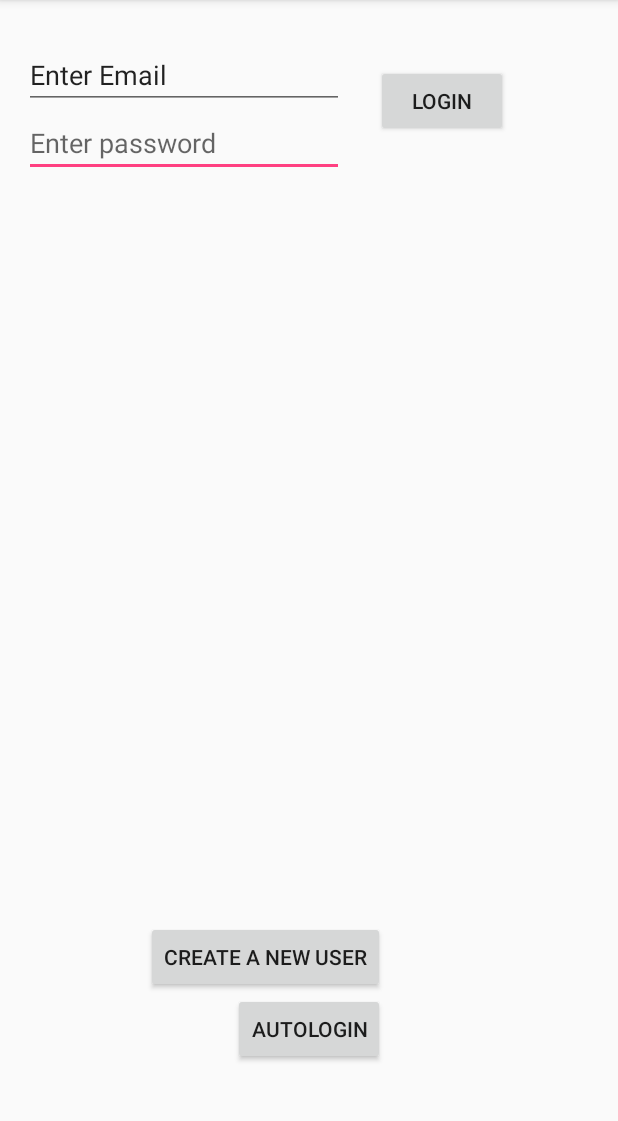
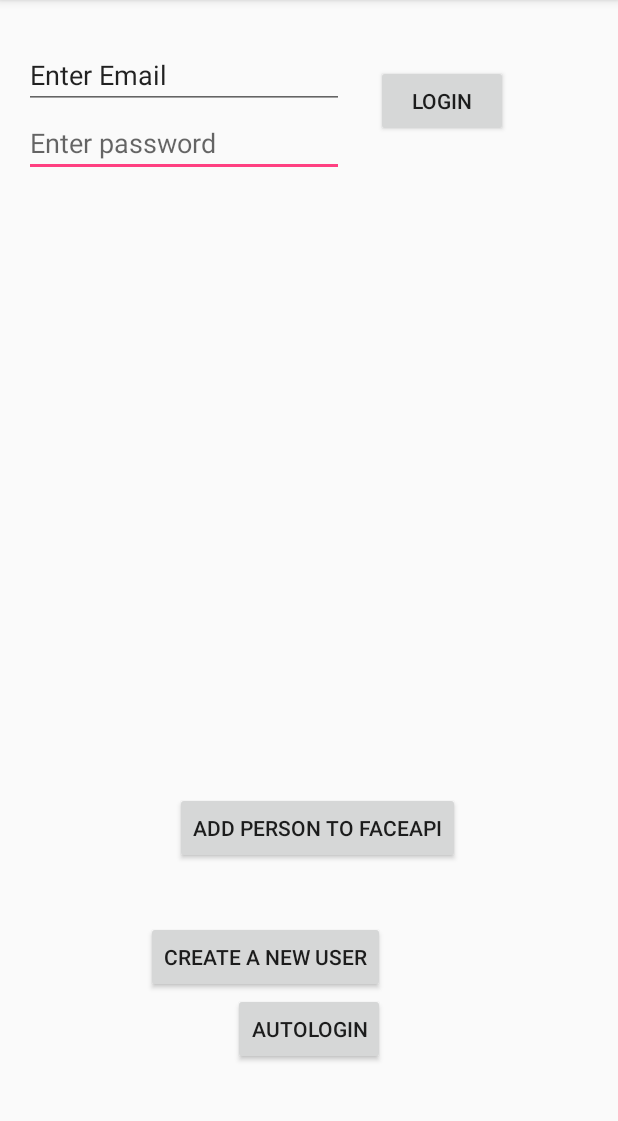
Before and after one commit to tomrolandus/CityGangsAndroid, an Android app: the screen it shows after launch (LoginActivity), on a phone screen of 412 x 824 dp, the part 84-1205 px from its top. Run offline under Robolectric (Android 15) with nearby library versions, the phone set to English and light mode, and no system bars.

Commit message:
so many changes

```diff
--- a/app/src/main/AndroidManifest.xml
+++ b/app/src/main/AndroidManifest.xml
@@ -198,9 +198,9 @@
                 android:value=".FaceAPI.ui.IdentificationActivity" />
         </activity>
         <activity android:name=".FaceAPI.ui.DefendTerritory" />
-        <activity android:name=".PreferencesActivity" />
         <activity android:name=".PhotosActivity" />
-        <activity android:name=".CreateNewUserActivity"></activity>
+        <activity android:name=".CreateNewUserActivity" />
+        <activity android:name=".PreferencesActivity"></activity>
     </application>
 
 </manifest>
--- a/app/src/main/java/sg/edu/smu/livelabs/citygangs/FaceAPI/persongroupmanagement/PersonGroupActivity.java
+++ b/app/src/main/java/sg/edu/smu/livelabs/citygangs/FaceAPI/persongroupmanagement/PersonGroupActivity.java
@@ -41,6 +41,7 @@ import android.os.AsyncTask;
 import android.os.Bundle;
 import android.support.annotation.NonNull;
 import android.support.v7.app.AppCompatActivity;
+import android.util.Log;
 import android.view.ActionMode;
 import android.view.LayoutInflater;
 import android.view.Menu;
@@ -469,6 +470,7 @@ public class PersonGroupActivity extends AppCompatActivity {
 
             Set<String> personIdSet = StorageHelper.getAllPersonIds(personGroupId, PersonGroupActivity.this);
             for (String personId: personIdSet) {
+                Log.d("WHEREAREYOU",personId);
                 personIdList.add(personId);
                 personChecked.add(false);
             }
@@ -511,6 +513,7 @@ public class PersonGroupActivity extends AppCompatActivity {
 
             // set the text of the item
             String personName = StorageHelper.getPersonName(personId, personGroupId, PersonGroupActivity.this);
+            Log.d("WHEREAREYOU2",personName);
             ((TextView)convertView.findViewById(R.id.text_person)).setText(personName);
 
             // set the checked status of the item
--- a/app/src/main/res/layout/activity_login.xml
+++ b/app/src/main/res/layout/activity_login.xml
@@ -61,4 +61,15 @@
         android:id="@+id/btnNewUser"
         android:onClick="startCreateNewUserActivity" />
 
+    <Button
+        android:text="Add person to FaceAPI"
+        android:layout_width="wrap_content"
+        android:layout_height="wrap_content"
+        android:layout_above="@+id/btnNewUser"
+        android:layout_alignStart="@+id/btnNewUser"
+        android:layout_marginStart="19dp"
+        android:layout_marginBottom="38dp"
+        android:id="@+id/addPersonBtn"
+        android:onClick="addPerson" />
+
 </RelativeLayout>
--- a/app/src/main/res/layout/activity_person_group.xml
+++ b/app/src/main/res/layout/activity_person_group.xml
@@ -83,7 +83,7 @@
             android:layout_marginRight="@dimen/view_margin"
             android:layout_marginEnd="@dimen/view_margin"
             android:text="@string/add_person"
-            android:onClick="addPerson"
+            android:onClick="addPerson (PersonGroupActivity)"
             style="@style/ButtonStyle" />
 
         <Button
```
Also changed, not shown: app/src/main/java/sg/edu/smu/livelabs/citygangs/LoginActivity.java (+18 -0 lines), app/src/main/java/sg/edu/smu/livelabs/citygangs/MainActivity.java (+21 -4 lines), app/src/main/java/sg/edu/smu/livelabs/citygangs/PreferencesActivity.java (+3 -5 lines), app/src/main/java/sg/edu/smu/livelabs/citygangs/User.java (+23 -0 lines), app/src/main/res/layout/activity_main.xml (+7 -0 lines), app/src/main/res/layout/activity_preferences.xml (+6 -6 lines), 1 other file.
